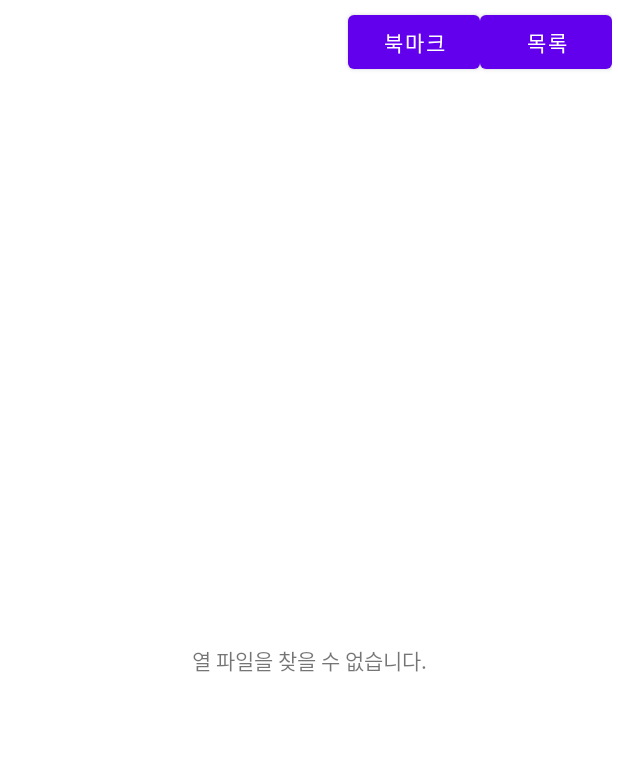
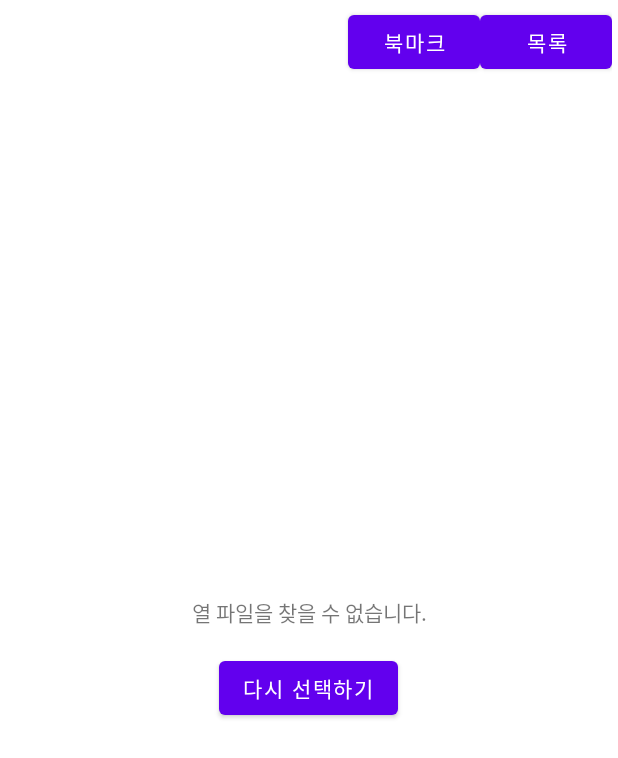
Before and after one commit to kimroma457-cell/312da, an Android app: the ViewerActivity screen opened directly, with no data from a screen before it, on a phone screen of 412 x 824 dp. Shown: the top 758 px of the screen. Run offline under Robolectric (Android 15) with nearby library versions, the phone set to English and light mode, and no system bars; libraries missing offline, so code that uses them is left out: com.github.barteksc.pdfviewer, kr.dogfoot.hwplib; plain views replace PDFView; 1 statement that could not run was skipped.

Commit message:
Fix crash/state-loss risks found during PDF feature review; document unverifiable items
Could not perform Gradle sync, debug/release builds, or real-device
testing in this sandbox (no Android SDK/emulator, Google Maven domains
network-blocked) — documented that honestly in README under "1차 PDF
기능 검증 결과" instead of claiming results that weren't produced.

What static code review did turn up and fix:
- Real compile error: HWP_MIME_TYPES.contains(mimeType) passed a
  nullable String? into a non-null Set<String> parameter.
- Unguarded SecurityException in ViewerActivity.openFile() (mime/name
  lookup) and the PDF legacy/fragment/HWP load paths could crash the
  app when a shared file's URI permission expired; now caught and
  surfaced as a specific "permission expired, please reselect" message
  with a button back to MainActivity, instead of a generic error or a
  crash.
- Missing `uiMode` in ViewerActivity's configChanges meant a dark/light
  theme switch would recreate the Activity and lose the current
  page/scroll position; added it.
- Added onSaveInstanceState/onCreate restore of the current Uri and
  page/scroll position so a low-memory process death doesn't silently
  reset reading position (not wired up for the androidx.pdf fragment
  path, which still has no verified current-page API).

Confirmed by design (not a change): bookmarks key off the full content
Uri string, not filename, so same-name or same-file-different-path
documents can't cross-contaminate each other's bookmarks.

```diff
--- a/mobile-viewer/app/src/main/AndroidManifest.xml
+++ b/mobile-viewer/app/src/main/AndroidManifest.xml
@@ -23,7 +23,7 @@
             android:name=".ViewerActivity"
             android:exported="true"
             android:label="@string/app_name"
-            android:configChanges="orientation|screenSize|keyboardHidden">
+            android:configChanges="orientation|screenSize|keyboardHidden|uiMode">
 
             <!-- Opened directly by the file picker inside this app -->
             <intent-filter>
--- a/mobile-viewer/app/src/main/java/com/docviewer/mobile/pdf/TrackingPdfViewerFragment.kt
+++ b/mobile-viewer/app/src/main/java/com/docviewer/mobile/pdf/TrackingPdfViewerFragment.kt
@@ -12,14 +12,14 @@ import androidx.pdf.viewer.fragment.PdfViewerFragment
 @RequiresExtension(extension = Build.VERSION_CODES.S, version = 13)
 class TrackingPdfViewerFragment : PdfViewerFragment() {
 
-    var onResult: ((success: Boolean) -> Unit)? = null
+    var onResult: ((error: Throwable?) -> Unit)? = null
 
     override fun onLoadDocumentSuccess() {
-        onResult?.invoke(true)
+        onResult?.invoke(null)
     }
 
     override fun onLoadDocumentError(error: Throwable) {
-        onResult?.invoke(false)
+        onResult?.invoke(error)
     }
 
     // TODO(bookmarks-for-official-viewer): PdfViewerFragment reportedly exposes
--- a/mobile-viewer/app/src/main/res/layout/activity_viewer.xml
+++ b/mobile-viewer/app/src/main/res/layout/activity_viewer.xml
@@ -102,14 +102,30 @@
             android:layout_height="match_parent"
             android:visibility="gone" />
 
-        <TextView
-            android:id="@+id/errorText"
+        <LinearLayout
+            android:id="@+id/errorContainer"
             android:layout_width="match_parent"
             android:layout_height="wrap_content"
             android:layout_gravity="center"
+            android:orientation="vertical"
+            android:gravity="center"
             android:padding="24dp"
-            android:textAlignment="center"
-            android:visibility="gone" />
+            android:visibility="gone">
+
+            <TextView
+                android:id="@+id/errorText"
+                android:layout_width="match_parent"
+                android:layout_height="wrap_content"
+                android:textAlignment="center" />
+
+            <Button
+                android:id="@+id/reselectButton"
+                android:layout_width="wrap_content"
+                android:layout_height="wrap_content"
+                android:layout_marginTop="16dp"
+                android:text="@string/reselect_file"
+                android:visibility="gone" />
+        </LinearLayout>
 
         <ProgressBar
             android:id="@+id/progressBar"
--- a/mobile-viewer/app/src/main/res/values/strings.xml
+++ b/mobile-viewer/app/src/main/res/values/strings.xml
@@ -6,6 +6,8 @@
     <string name="error_no_file">열 파일을 찾을 수 없습니다.</string>
     <string name="error_unsupported_type">PDF 또는 HWP 파일만 열 수 있습니다.</string>
     <string name="error_open_failed">파일을 여는 중 오류가 발생했습니다. 파일이 손상되었거나 지원하지 않는 형식일 수 있습니다.</string>
+    <string name="error_permission_expired">공유받은 파일에 대한 접근 권한이 만료되었습니다. 파일을 다시 선택해주세요.</string>
+    <string name="reselect_file">다시 선택하기</string>
 
     <string name="search">검색</string>
     <string name="search_hint">검색어 입력</string>
```
Also changed, not shown: mobile-viewer/app/src/main/java/com/docviewer/mobile/ViewerActivity.kt (+94 -14 lines), 1 other file.
